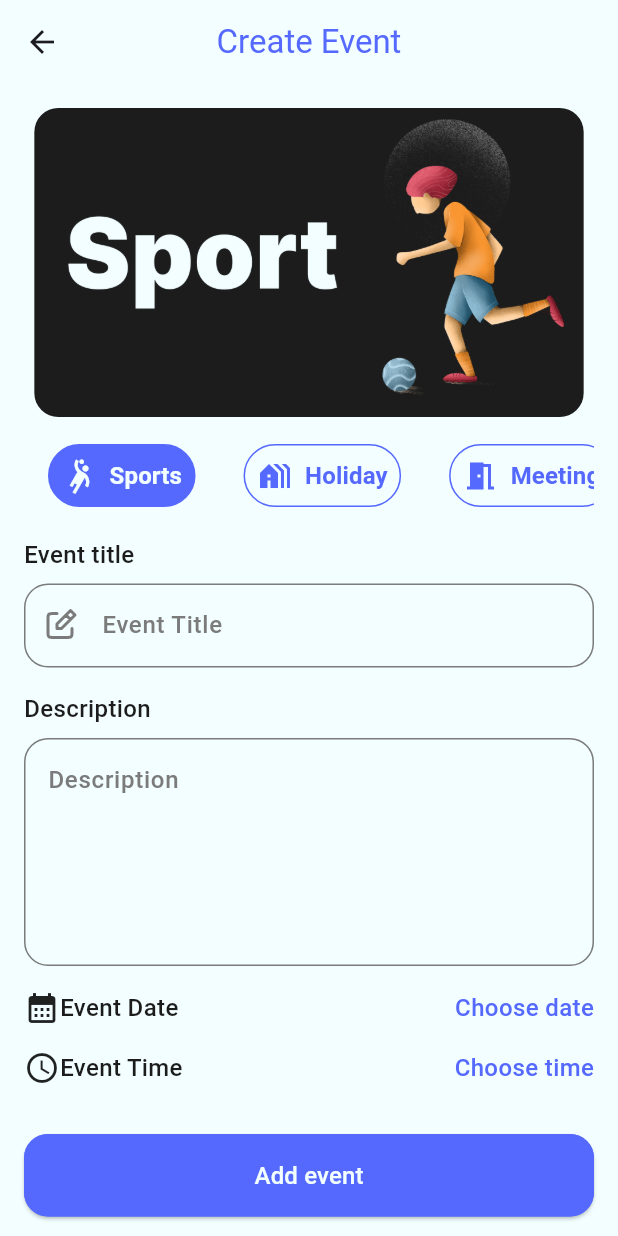
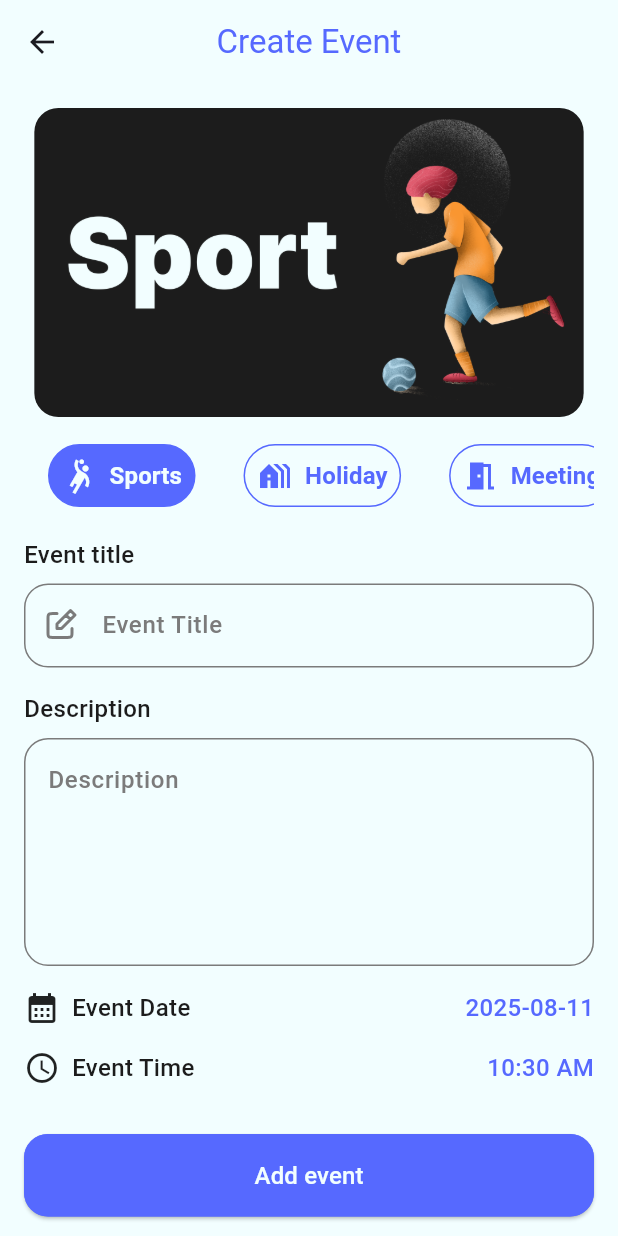
Before and after one commit to helkayal/evently, a Flutter app: the AddEvent screen opened directly, on a phone screen of 412 x 824 dp. Run offline on Flutter 3.47's test engine with Material 3 defaults, Android fonts, the phone set to English and light mode, and no system bars; our stand-ins replace animated_toggle_switch, cloud_firestore, firebase_auth, firebase_core, flutter_slidable, flutter_svg and 2 more; accounts and stored records are empty.

Commit message:
edit / delte event

```diff
--- a/lib/ui/screens/add_event/add_event.dart
+++ /dev/null
@@ -1,207 +0,0 @@
-import 'package:evently/data/firestore_utils.dart';
-import 'package:evently/model/category_dm.dart';
-import 'package:evently/model/event_dm.dart';
-import 'package:evently/model/user_dm.dart';
-import 'package:evently/ui/utils/app_assets.dart';
-import 'package:evently/ui/utils/app_colors.dart';
-import 'package:evently/ui/utils/dialog_utils.dart';
-import 'package:evently/ui/widgets/category_tabs.dart';
-import 'package:evently/ui/widgets/custom_button.dart';
-import 'package:evently/ui/widgets/custom_text_field.dart';
-import 'package:flutter/material.dart';
-
-class AddEvent extends StatefulWidget {
-  const AddEvent({super.key});
-
-  @override
-  State<AddEvent> createState() => _AddEventState();
-}
-
-class _AddEventState extends State<AddEvent> {
-  TextEditingController titleController = TextEditingController();
-  TextEditingController descriptionController = TextEditingController();
-  CategoryDM selectedCategory = CategoryDM.createEventsCategories[0];
-  DateTime selectedDate = DateTime.now();
-  TimeOfDay selectedTime = TimeOfDay.now();
-
-  @override
-  Widget build(BuildContext context) {
-    return Scaffold(
-      appBar: buildAppBar(),
-      body: SingleChildScrollView(
-        child: Padding(
-          padding: const EdgeInsets.all(16.0),
-          child: Column(
-            spacing: 16,
-            children: [
-              buildCategoryImage(),
-              buildCategoryTabs(),
-              buildTitleTextField(),
-              buildDescriptionTextField(),
-              buildEventDate(),
-              buildEventTime(),
-              buildEventLocation(),
-              buildAddEventButton(),
-            ],
-          ),
-        ),
-      ),
-    );
-  }
-
-  buildAppBar() => AppBar(title: Text("Create Event"));
-
-  buildCategoryImage() => ClipRRect(
-    borderRadius: BorderRadius.circular(16),
-    child: Image.asset(
-      selectedCategory.image,
-      height: MediaQuery.of(context).size.height * 0.25,
-    ),
-  );
-
-  buildCategoryTabs() => CategoryTabs(
-    categories: CategoryDM.createEventsCategories,
-    onTabSelected: (category) {
-      selectedCategory = category;
-      setState(() {});
-    },
-    selectedTabBg: AppColors.blue,
-    selectedTabTextColor: AppColors.white,
-    unselectedTabBg: AppColors.white,
-    unselectedTabTextColor: AppColors.blue,
-  );
-
-  buildTitleTextField() => Column(
-    crossAxisAlignment: CrossAxisAlignment.stretch,
-    children: [
-      Text(
-        "Event title",
-        style: TextStyle(
-          fontSize: 16,
-          fontWeight: FontWeight.w500,
-          color: AppColors.black,
-        ),
-      ),
-      SizedBox(height: 8),
-      CustomTextField(
-        hint: "Event Title",
-        prefixIcon: AppSvg.icTitle,
-        controller: titleController,
-      ),
-    ],
-  );
-
-  buildDescriptionTextField() => Column(
-    crossAxisAlignment: CrossAxisAlignment.stretch,
-    children: [
-      Text(
-        "Description",
-        style: TextStyle(
-          fontSize: 16,
-          fontWeight: FontWeight.w500,
-          color: AppColors.black,
-        ),
-      ),
-      SizedBox(height: 8),
-      CustomTextField(
-        hint: "Description",
-        minLines: 5,
-        controller: descriptionController,
-      ),
-    ],
-  );
-
-  buildEventDate() => InkWell(
-    onTap: () async {
-      selectedDate =
-          (await showDatePicker(
-            context: context,
-            firstDate: DateTime.now(),
-            initialDate: selectedDate,
-            lastDate: DateTime.now().add(Duration(days: 365)),
-          )) ??
-          selectedDate;
-    },
-    child: Row(
-      children: [
-        Icon(Icons.calendar_month),
-        Text(
-          "Event Date",
-          style: TextStyle(
-            fontSize: 16,
-            fontWeight: FontWeight.w500,
-            color: AppColors.black,
-          ),
-        ),
-        Spacer(),
-        Text(
-          "Choose date",
-          style: TextStyle(
-            fontSize: 16,
-            fontWeight: FontWeight.w500,
-            color: AppColors.blue,
-          ),
-        ),
-      ],
-    ),
-  );
-
-  buildEventTime() => InkWell(
-    onTap: () async {
-      selectedTime =
-          (await showTimePicker(context: context, initialTime: selectedTime)) ??
-          selectedTime;
-    },
-    child: Row(
-      children: [
-        Icon(Icons.access_time),
-        Text(
-          "Event Time",
-          style: TextStyle(
-            fontSize: 16,
-            fontWeight: FontWeight.w500,
-            color: AppColors.black,
-          ),
-        ),
-        Spacer(),
-        Text(
-          "Choose time",
-          style: TextStyle(
-            fontSize: 16,
-            fontWeight: FontWeight.w500,
-            color: AppColors.blue,
-          ),
-        ),
-      ],
-    ),
-  );
-
-  buildEventLocation() => Container();
-
-  buildAddEventButton() => CustomButton(
-    text: "Add event",
-    onClick: () async {
-      showLoading(context);
-      selectedDate = DateTime(
-        selectedDate.year,
-        selectedDate.month,
-        selectedDate.day,
-        selectedTime.hour,
-        selectedTime.minute,
-      );
-      EventDM eventDM = EventDM(
-        id: "",
-        //This id is retrieved from firestore
-        title: titleController.text,
-        categoryId: selectedCategory.title,
-        date: selectedDate,
-        description: descriptionController.text,
-        ownerId: UserDM.currentUser!.id,
-      );
-      await addEventToFirestore(eventDM);
-      if (!mounted) return;
-      Navigator.pop(context); // hide loading
-      Navigator.pop(context); // Close screen
-    },
-  );
-}
--- /dev/null
+++ b/lib/ui/screens/events/add_event/add_event.dart
@@ -0,0 +1,173 @@
+import 'package:evently/data/firestore_utils.dart';
+import 'package:evently/model/category_dm.dart';
+import 'package:evently/model/event_dm.dart';
+import 'package:evently/model/user_dm.dart';
+import 'package:evently/ui/screens/events/common/events_common.dart';
+import 'package:evently/ui/utils/app_colors.dart';
+import 'package:evently/ui/utils/dialog_utils.dart';
+import 'package:evently/ui/widgets/category_tabs.dart';
+import 'package:evently/ui/widgets/custom_button.dart';
+import 'package:flutter/material.dart';
+
+class AddEvent extends StatefulWidget {
+  const AddEvent({super.key});
+
+  @override
+  State<AddEvent> createState() => _AddEventState();
+}
+
+class _AddEventState extends State<AddEvent> {
+  TextEditingController titleController = TextEditingController();
+  TextEditingController descriptionController = TextEditingController();
+  CategoryDM selectedCategory = CategoryDM.createEventsCategories[0];
+  DateTime selectedDate = DateTime.now();
+  TimeOfDay selectedTime = TimeOfDay.now();
+
+  @override
+  Widget build(BuildContext context) {
+    return Scaffold(
+      appBar: buildAppBar(),
+      body: SingleChildScrollView(
+        child: Padding(
+          padding: const EdgeInsets.all(16.0),
+          child: Column(
+            spacing: 16,
+            children: [
+              buildCategoryImage(selectedCategory, context),
+              buildCategoryTabs(),
+              buildTitleTextField(titleController),
+              buildDescriptionTextField(descriptionController),
+              buildEventDate(
+                selectedDate: selectedDate,
+                context: context,
+                onDateSelected: (date) {
+                  setState(() {
+                    selectedDate = date;
+                  });
+                },
+              ),
+              buildEventTime(
+                selectedTime: selectedTime,
+                context: context,
+                onTimeSelected: (time) {
+                  setState(() {
+                    selectedTime = time;
+                  });
+                },
+              ),
+              buildEventLocation(),
+              buildAddEventButton(),
+            ],
+          ),
+        ),
+      ),
+    );
+  }
+
+  buildAppBar() => AppBar(title: Text("Create Event"));
+
+  buildCategoryTabs() => CategoryTabs(
+    categories: CategoryDM.createEventsCategories,
+    onTabSelected: (category) {
+      selectedCategory = category;
+      setState(() {});
+    },
+    selectedTabBg: AppColors.blue,
+    selectedTabTextColor: AppColors.white,
+    unselectedTabBg: AppColors.white,
+    unselectedTabTextColor: AppColors.blue,
+  );
+
+  // buildEventDate(DateTime selectedDate, BuildContext context) => InkWell(
+  //   onTap: () async {
+  //     selectedDate =
+  //         (await showDatePicker(
+  //           context: context,
+  //           firstDate: DateTime.now(),
+  //           initialDate: selectedDate,
+  //           lastDate: DateTime.now().add(Duration(days: 365)),
+  //         )) ??
+  //         selectedDate;
+  //   },
+  //   child: Row(
+  //     children: [
+  //       Icon(Icons.calendar_month),
+  //       Text(
+  //         "Event Date",
+  //         style: TextStyle(
+  //           fontSize: 16,
+  //           fontWeight: FontWeight.w500,
+  //           color: AppColors.black,
+  //         ),
+  //       ),
+  //       Spacer(),
+  //       Text(
+  //         "Choose date",
+  //         style: TextStyle(
+  //           fontSize: 16,
+  //           fontWeight: FontWeight.w500,
+  //           color: AppColors.blue,
+  //         ),
+  //       ),
+  //     ],
+  //   ),
+  // );
+
+  // buildEventTime(TimeOfDay selectedTime, BuildContext context) => InkWell(
+  //   onTap: () async {
+  //     selectedTime =
+  //         (await showTimePicker(context: context, initialTime: selectedTime)) ??
+  //         selectedTime;
+  //     setState(() {});
+  //   },
+  //   child: Row(
+  //     children: [
+  //       Icon(Icons.access_time),
+  //       Text(
+  //         "Event Time",
+  //         style: TextStyle(
+  //           fontSize: 16,
+  //           fontWeight: FontWeight.w500,
+  //           color: AppColors.black,
+  //         ),
+  //       ),
+  //       Spacer(),
+  //       Text(
+  //         "Choose time",
+  //         style: TextStyle(
+  //           fontSize: 16,
+  //           fontWeight: FontWeight.w500,
+  //           color: AppColors.blue,
+  //         ),
+  //       ),
+  //     ],
+  //   ),
+  // );
+
+  buildAddEventButton() => CustomButton(
+    text: "Add event",
+    onClick: () async {
+      showLoading(context);
+      selectedDate = DateTime(
+        selectedDate.year,
+        selectedDate.month,
+        selectedDate.day,
+        selectedTime.hour,
+        selectedTime.minute,
+      );
+      EventDM eventDM = EventDM(
+        id: "",
+        //This id is retrieved from firestore
+        title: titleController.text,
+        categoryId: selectedCategory.title,
+        date: selectedDate,
+        description: descriptionController.text,
+        ownerId: UserDM.currentUser!.id,
+      );
+      await addEventToFirestore(eventDM);
+      if (!mounted) return;
+      Navigator.pop(context); // hide loading
+      Navigator.pop(context); // Close screen
+    },
+  );
+}
--- /dev/null
+++ b/lib/ui/screens/events/common/events_common.dart
@@ -0,0 +1,137 @@
+import 'package:evently/model/category_dm.dart';
+import 'package:evently/ui/utils/app_assets.dart';
+import 'package:evently/ui/utils/app_colors.dart';
+import 'package:evently/ui/widgets/custom_text_field.dart';
+import 'package:flutter/material.dart';
+
+buildCategoryImage(CategoryDM selectedCategory, BuildContext context) =>
+    ClipRRect(
+      borderRadius: BorderRadius.circular(16),
+      child: Image.asset(
+        selectedCategory.image,
+        height: MediaQuery.of(context).size.height * 0.25,
+      ),
+    );
+
+buildTitleTextField(TextEditingController titleController) => Column(
+  crossAxisAlignment: CrossAxisAlignment.stretch,
+  children: [
+    Text(
+      "Event title",
+      style: TextStyle(
+        fontSize: 16,
+        fontWeight: FontWeight.w500,
+        color: AppColors.black,
+      ),
+    ),
+    SizedBox(height: 8),
+    CustomTextField(
+      hint: "Event Title",
+      prefixIcon: AppSvg.icTitle,
+      controller: titleController,
+    ),
+  ],
+);
+
+buildDescriptionTextField(TextEditingController descriptionController) =>
+    Column(
+      crossAxisAlignment: CrossAxisAlignment.stretch,
+      children: [
+        Text(
+          "Description",
+          style: TextStyle(
+            fontSize: 16,
+            fontWeight: FontWeight.w500,
+            color: AppColors.black,
+          ),
+        ),
+        SizedBox(height: 8),
+        CustomTextField(
+          hint: "Description",
+          minLines: 5,
+          controller: descriptionController,
+        ),
+      ],
+    );
+
+buildEventDate({
+  required DateTime selectedDate,
+  required BuildContext context,
+  required Function(DateTime) onDateSelected,
+}) => InkWell(
+  onTap: () async {
+    final pickedDate = await showDatePicker(
+      context: context,
+      firstDate: DateTime.now(),
+      initialDate: selectedDate,
+      lastDate: DateTime.now().add(const Duration(days: 365)),
+    );
+    if (pickedDate != null) {
+      onDateSelected(pickedDate);
+    }
+  },
+  child: Row(
+    children: [
+      const Icon(Icons.calendar_month),
+      const SizedBox(width: 8),
+      const Text(
+        "Event Date",
+        style: TextStyle(
+          fontSize: 16,
+          fontWeight: FontWeight.w500,
+          color: AppColors.black,
+        ),
+      ),
+      const Spacer(),
+      Text(
+        "${selectedDate.toLocal()}".split(' ')[0],
+        style: const TextStyle(
+          fontSize: 16,
+          fontWeight: FontWeight.w500,
+          color: AppColors.blue,
+        ),
+      ),
+    ],
+  ),
+);
+
+buildEventTime({
+  required TimeOfDay selectedTime,
+  required BuildContext context,
+  required Function(TimeOfDay) onTimeSelected,
+}) => InkWell(
+  onTap: () async {
+    final pickedTime = await showTimePicker(
+      context: context,
+      initialTime: selectedTime,
+    );
+    if (pickedTime != null) {
+      onTimeSelected(pickedTime);
+    }
+  },
+  child: Row(
+    children: [
+      const Icon(Icons.access_time),
+      const SizedBox(width: 8),
+      const Text(
+        "Event Time",
+        style: TextStyle(
+          fontSize: 16,
+          fontWeight: FontWeight.w500,
+          color: AppColors.black,
+        ),
+      ),
+      const Spacer(),
+      Text(
+        selectedTime.format(context),
+        style: const TextStyle(
+          fontSize: 16,
+          fontWeight: FontWeight.w500,
+          color: AppColors.blue,
+        ),
+      ),
+    ],
+  ),
+);
+
+buildEventLocation() => Container();
--- a/lib/ui/widgets/category_tabs.dart
+++ b/lib/ui/widgets/category_tabs.dart
@@ -8,6 +8,7 @@ class CategoryTabs extends StatefulWidget {
   final Color unselectedTabBg;
   final Color selectedTabTextColor;
   final Color unselectedTabTextColor;
+  final CategoryDM? initialSelectedCategory;
 
   const CategoryTabs({
     super.key,
@@ -17,6 +18,7 @@ class CategoryTabs extends StatefulWidget {
     required this.unselectedTabBg,
     required this.unselectedTabTextColor,
     required this.onTabSelected,
+    this.initialSelectedCategory,
   });
 
   @override
@@ -25,16 +27,18 @@ class CategoryTabs extends StatefulWidget {
 
 class _CategoryTabsState extends State<CategoryTabs> {
   late CategoryDM selectedCategory;
+
   @override
   void initState() {
     super.initState();
-    selectedCategory = widget.categories[0];
+    selectedCategory = widget.initialSelectedCategory ?? widget.categories[0];
   }
 
   @override
   Widget build(BuildContext context) {
     return DefaultTabController(
       length: widget.categories.length,
+      initialIndex: widget.categories.indexOf(selectedCategory),
       child: TabBar(
         isScrollable: true,
         indicatorColor: Colors.transparent,
@@ -63,7 +67,7 @@ class _CategoryTabsState extends State<CategoryTabs> {
           color: isSelected ? widget.selectedTabBg : widget.unselectedTabBg,
           border: Border.all(color: widget.selectedTabBg, width: 1),
         ),
-        padding: EdgeInsets.all(8),
+        padding: const EdgeInsets.all(8),
         child: Row(
           mainAxisAlignment: MainAxisAlignment.center,
           children: [
@@ -73,7 +77,7 @@ class _CategoryTabsState extends State<CategoryTabs> {
                   ? widget.selectedTabTextColor
                   : widget.unselectedTabTextColor,
             ),
-            SizedBox(width: 8),
+            const SizedBox(width: 8),
             Text(
               category.title,
               style: TextStyle(
--- a/pubspec.yaml
+++ b/pubspec.yaml
@@ -20,6 +20,7 @@ dependencies:
   cloud_firestore: ^6.0.0
   shared_preferences: ^2.5.3
   introduction_screen: ^3.1.17
+  flutter_slidable: ^4.0.0
 
 dev_dependencies:
   flutter_test:
```
Also changed, not shown: lib/data/firestore_utils.dart (+20 -0 lines), lib/ui/screens/events/edit_event/edit_event.dart (added, +121 -0 lines), lib/ui/screens/home/tabs/home/home_tab.dart (+36 -1 lines), lib/ui/utils/app_routes.dart (+7 -1 lines), pubspec.lock.
